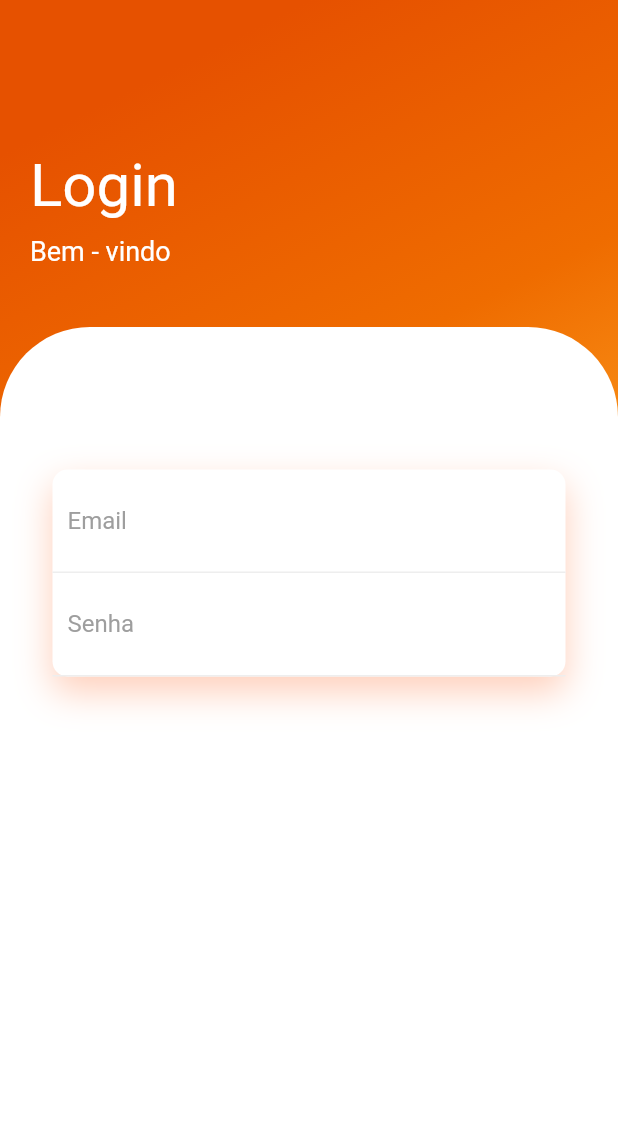
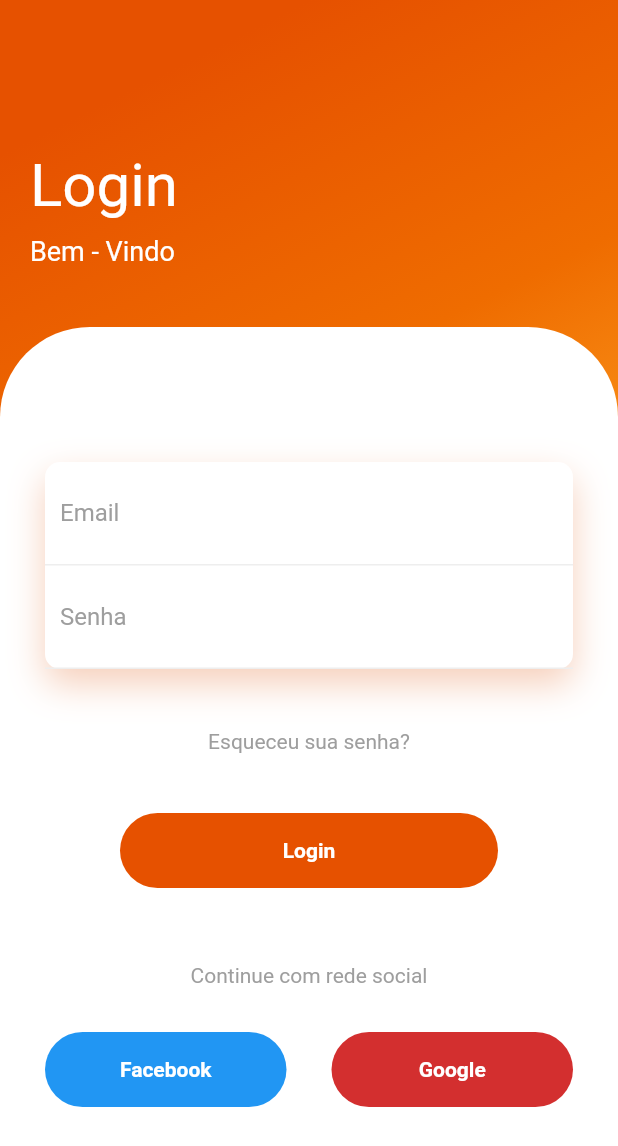
Before and after one commit to italolopes9/projeto_flutter, a Flutter app: the screen it shows after launch, on a phone screen of 412 x 824 dp. Shown: the top 1146 px of the screen. Run offline on Flutter 3.47's test engine with Material 2 defaults, Android fonts, the phone set to English and light mode, and no system bars; our stand-ins replace simple_animations.

Commit message:
Adicionado textos e botões

```diff
--- a/lib/main.dart
+++ b/lib/main.dart
@@ -1,10 +1,12 @@
+import 'package:app_guia/Animation/FadeAnimation.dart';
 import 'package:flutter/material.dart';
-import 'package:app_guia/Animation/FadeAnimation.dart';
 
-void main() => runApp(MaterialApp(
+void main() => runApp(
+  MaterialApp(
     debugShowCheckedModeBanner: false,
     home: HomePage(),
-    ));
+  )
+);
 
 class HomePage extends StatelessWidget {
   @override
@@ -13,58 +15,49 @@ class HomePage extends StatelessWidget {
       body: Container(
         width: double.infinity,
         decoration: BoxDecoration(
-            gradient: LinearGradient(begin: Alignment.topCenter, colors: [
+          gradient: LinearGradient(
+            begin: Alignment.topCenter,
+            colors: [
               Colors.orange[900],
               Colors.orange[800],
               Colors.orange[400]
-        ])),
+            ]
+          )
+        ),
         child: Column(
           crossAxisAlignment: CrossAxisAlignment.start,
           children: <Widget>[
-            SizedBox(
-              height: 80,
-            ),
+            SizedBox(height: 80,),
             Padding(
               padding: EdgeInsets.all(20),
               child: Column(
                 crossAxisAlignment: CrossAxisAlignment.start,
                 children: <Widget>[
-                  FadeAnimation(
-                      1,
-                      Text(
-                        "Login",
-                        style: TextStyle(color: Colors.white, fontSize: 40),
-                      )),
-                  SizedBox(
-                    height: 10,
-                  ),
-                  FadeAnimation(
-                      1.3,
-                      Text(
-                        "Bem - vindo",
-                        style: TextStyle(color: Colors.white, fontSize: 18),
-                      )),
+                  FadeAnimation(1, Text("Login", style: TextStyle(color: Colors.white, fontSize: 40),)),
+                  SizedBox(height: 10,),
+                  FadeAnimation(1.3, Text("Bem - Vindo", style: TextStyle(color: Colors.white, fontSize: 18),)),
                 ],
               ),
             ),
-            SizedBox(height: 20,),
+            SizedBox(height: 20),
             Expanded(
               child: Container(
                 decoration: BoxDecoration(
                   color: Colors.white,
                   borderRadius: BorderRadius.only(topLeft: Radius.circular(60), topRight: Radius.circular(60))
                 ),
+                child: SingleChildScrollView(
                   child: Padding(
-                padding: EdgeInsets.all(35),
+                    padding: EdgeInsets.all(30),
                     child: Column(
                       children: <Widget>[
                         SizedBox(height: 60,),
-                    Container(
+                        FadeAnimation(1.4, Container(
                           decoration: BoxDecoration(
                             color: Colors.white,
                             borderRadius: BorderRadius.circular(10),
                             boxShadow: [BoxShadow(
-                          color: Color.fromRGBO(255, 95, 27, .3),
+                              color: Color.fromRGBO(225, 95, 27, .3),
                               blurRadius: 20,
                               offset: Offset(0, 10)
                             )]
@@ -99,8 +92,55 @@ class HomePage extends StatelessWidget {
                               ),
                             ],
                           ),
+                        )),
+                        SizedBox(height: 40,),
+                        FadeAnimation(1.5, Text("Esqueceu sua senha?", style: TextStyle(color: Colors.grey),)),
+                        SizedBox(height: 40,),
+                        FadeAnimation(1.6, Container(
+                          height: 50,
+                          margin: EdgeInsets.symmetric(horizontal: 50),
+                          decoration: BoxDecoration(
+                            borderRadius: BorderRadius.circular(50),
+                            color: Colors.orange[900]
+                          ),
+                          child: Center(
+                            child: Text("Login", style: TextStyle(color: Colors.white, fontWeight: FontWeight.bold),),
+                          ),
+                        )),
+                        SizedBox(height: 50,),
+                        FadeAnimation(1.7, Text("Continue com rede social", style: TextStyle(color: Colors.grey),)),
+                        SizedBox(height: 30,),
+                        Row(
+                          children: <Widget>[
+                            Expanded(
+                              child: FadeAnimation(1.8, Container(
+                                height: 50,
+                                decoration: BoxDecoration(
+                                  borderRadius: BorderRadius.circular(50),
+                                  color: Colors.blue
+                                ),
+                                child: Center(
+                                  child: Text("Facebook", style: TextStyle(color: Colors.white, fontWeight: FontWeight.bold),),
+                                ),
+                              )),
+                            ),
+                            SizedBox(width: 30,),
+                            Expanded(
+                              child: FadeAnimation(1.9, Container(
+                                height: 50,
+                                decoration: BoxDecoration(
+                                  borderRadius: BorderRadius.circular(50),
+                                  color: Colors.red[700]
+                                ),
+                                child: Center(
+                                  child: Text("Google", style: TextStyle(color: Colors.white, fontWeight: FontWeight.bold),),
+                                ),
+                              )),
                             )
                           ],
+                        )
+                      ],
+                    ),
                   ),
                 ),
               ),
--- a/pubspec.yaml
+++ b/pubspec.yaml
@@ -41,6 +41,8 @@ flutter:
   # the material Icons class.
   uses-material-design: true
 
+
+
   # To add assets to your application, add an assets section, like this:
   # assets:
   #  - images/a_dot_burr.jpeg
```
Lines whose indentation alone changed are shown as unchanged.
